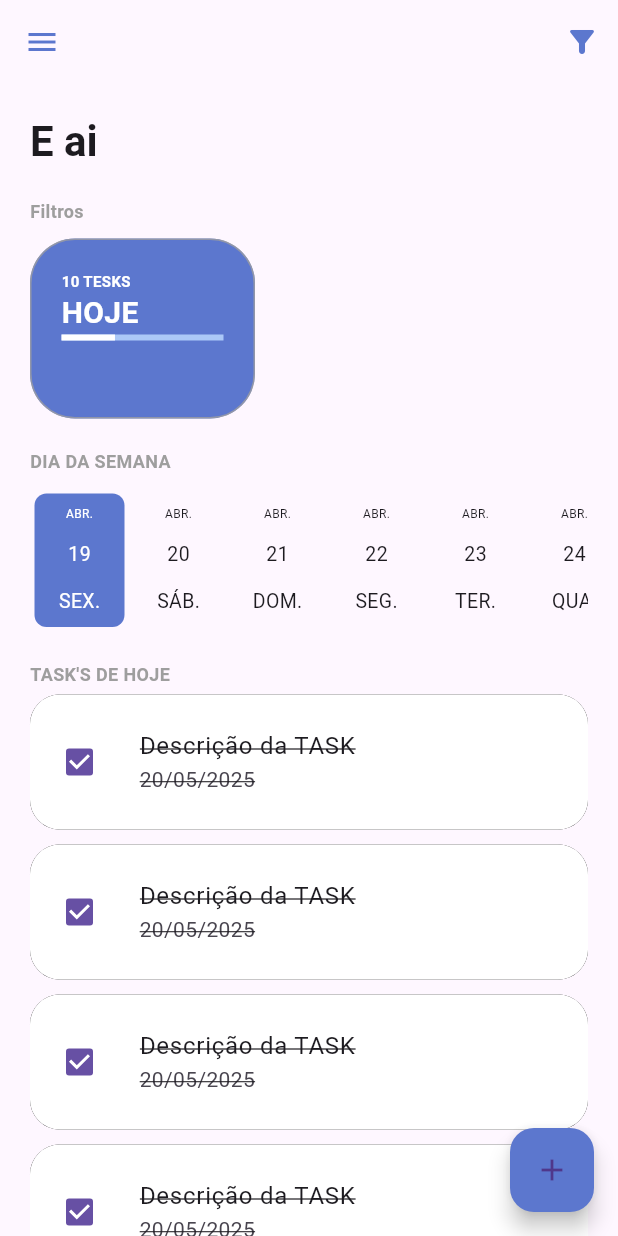
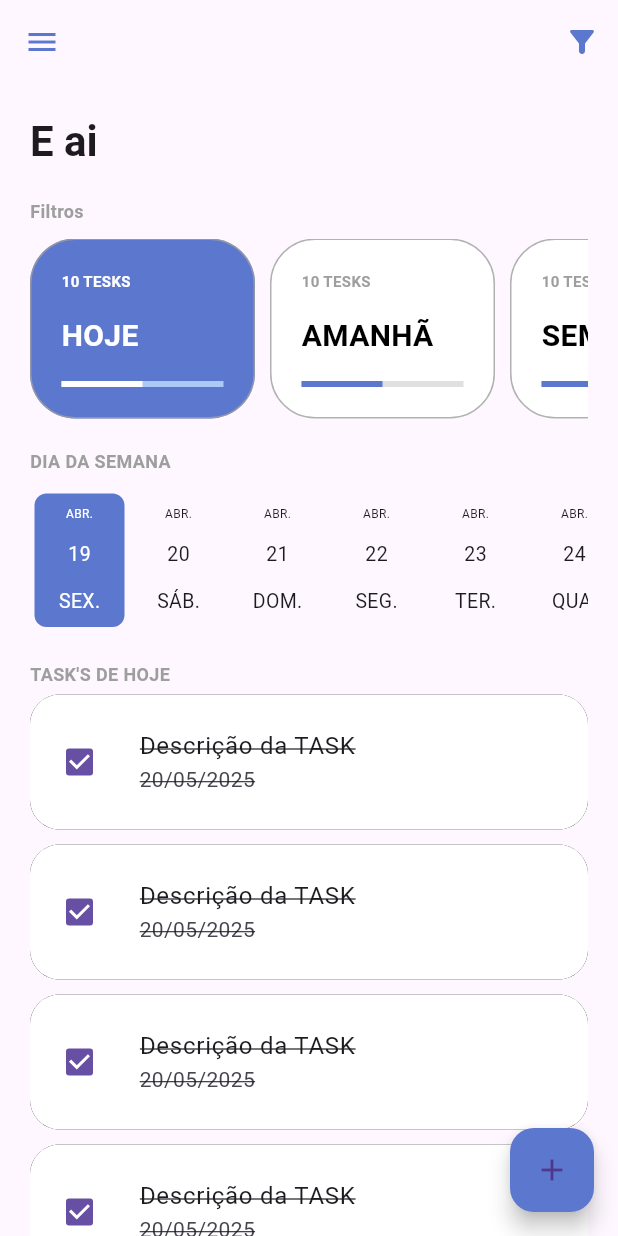
Before and after one commit to nevitonviana/task_provider, a Flutter app: the screen it shows once a user with an empty profile is signed in, on a phone screen of 412 x 824 dp. Run offline on Flutter 3.47's test engine with Material 3 defaults, Android fonts, the light colour scheme and no system bars; drawn by our look-alikes of date_picker_timeline; our stand-ins replace firebase_auth, firebase_core, flutter_signin_button, google_fonts, google_sign_in, sqflite and 1 more; missing offline and left inert: flutter_overlay_loader, validatorless; accounts and stored records are empty; network calls fail; Roboto replaces fonts that are missing (Mandali).

Commit message:
Implementando componente de Filtros de dias

```diff
--- /dev/null
+++ b/lib/app/models/task_filter_enum.dart
@@ -0,0 +1,5 @@
+enum TaskFilterEnum {
+  today,
+  tomorrow,
+  week,
+}
--- /dev/null
+++ b/lib/app/models/total_tasks_model.dart
@@ -0,0 +1,7 @@
+class TotalTasksModel {
+  final int totalTasks;
+  final int totalTasksFinish;
+
+  const TotalTasksModel(
+      {required this.totalTasks, required this.totalTasksFinish});
+}
--- /dev/null
+++ b/lib/app/modules/home/home_controller.dart
@@ -0,0 +1,7 @@
+import '../../core/notifier/default_change_notifier.dart';
+import '../../models/task_filter_enum.dart';
+
+class HomeController extends DefaultChangeNotifier {
+  var filterSelected = TaskFilterEnum.today;
+  bool a = false;
+}
--- a/lib/app/modules/home/home_module.dart
+++ b/lib/app/modules/home/home_module.dart
@@ -1,10 +1,17 @@
+import 'package:provider/provider.dart';
+
 import '../../core/modules/todo_list_module.dart';
+import 'home_controller.dart';
 import 'home_page.dart';
 
 class HomeModule extends TodoListModule {
   HomeModule()
       : super(
-          // bindings: [],
+          bindings: [
+            ChangeNotifierProvider(
+              create: (context) => HomeController(),
+            )
+          ],
           routers: {'/home': (context) => const HomePage()},
         );
 }
--- a/lib/app/modules/home/widget/home_filters.dart
+++ b/lib/app/modules/home/widget/home_filters.dart
@@ -1,16 +1,15 @@
 import 'package:flutter/material.dart';
+import 'package:provider/provider.dart';
 
 import '../../../core/ui/theme_extensions.dart';
+import '../../../models/task_filter_enum.dart';
+import '../../../models/total_tasks_model.dart';
+import '../home_controller.dart';
 import 'todo_card_filter.dart';
 
-class HomeFilters extends StatefulWidget {
+class HomeFilters extends StatelessWidget {
   const HomeFilters({super.key});
 
-  @override
-  State<HomeFilters> createState() => _HomeFiltersState();
-}
-
-class _HomeFiltersState extends State<HomeFilters> {
   @override
   Widget build(BuildContext context) {
     return Column(
@@ -21,11 +20,43 @@ class _HomeFiltersState extends State<HomeFilters> {
           style: context.titleStyle,
         ),
         const SizedBox(height: 10),
-        const SingleChildScrollView(
+        SingleChildScrollView(
           scrollDirection: Axis.horizontal,
           child: Row(
             children: [
-              TodoCardFilter(),
+              TodoCardFilter(
+                label: "HOJE",
+                taskFilterEnum: TaskFilterEnum.today,
+                totalTasksModel: const TotalTasksModel(
+                  totalTasks: 10,
+                  totalTasksFinish: 5,
+                ),
+                selected: context.select<HomeController, TaskFilterEnum>(
+                        (value) => value.filterSelected) ==
+                    TaskFilterEnum.today,
+              ),
+              TodoCardFilter(
+                label: "AMANHÃ",
+                taskFilterEnum: TaskFilterEnum.tomorrow,
+                totalTasksModel: const TotalTasksModel(
+                  totalTasks: 10,
+                  totalTasksFinish: 5,
+                ),
+                selected: context.select<HomeController, TaskFilterEnum>(
+                        (value) => value.filterSelected) ==
+                    TaskFilterEnum.tomorrow,
+              ),
+              TodoCardFilter(
+                label: "SEMANA",
+                taskFilterEnum: TaskFilterEnum.week,
+                totalTasksModel: const TotalTasksModel(
+                  totalTasks: 10,
+                  totalTasksFinish: 5,
+                ),
+                selected: context.select<HomeController, TaskFilterEnum>(
+                        (value) => value.filterSelected) ==
+                    TaskFilterEnum.week,
+              ),
             ],
           ),
         )
--- a/lib/app/modules/home/widget/todo_card_filter.dart
+++ b/lib/app/modules/home/widget/todo_card_filter.dart
@@ -1,14 +1,33 @@
 import 'package:flutter/material.dart';
+
 import '../../../core/ui/theme_extensions.dart';
+import '../../../models/task_filter_enum.dart';
+import '../../../models/total_tasks_model.dart';
 
-class TodoCardFilter extends StatefulWidget {
-  const TodoCardFilter({super.key});
+class TodoCardFilter extends StatelessWidget {
+  final String label;
+  final TaskFilterEnum taskFilterEnum;
+  final TotalTasksModel? totalTasksModel;
+  final bool selected;
 
-  @override
-  State<TodoCardFilter> createState() => _TodoCardFilterState();
-}
+  const TodoCardFilter({
+    super.key,
+    required this.label,
+    required this.taskFilterEnum,
+    this.totalTasksModel,
+    required this.selected,
+  });
 
-class _TodoCardFilterState extends State<TodoCardFilter> {
+  double _getPercentFinish() {
+    final total = totalTasksModel?.totalTasks ?? 0.0;
+    final totalFinish = totalTasksModel?.totalTasksFinish ?? 0.0;
+    if (total == 0) {
+      return 0.0;
+    }
+    final percent = (totalFinish * 100) / total;
+    return percent / 100;
+  }
+
   @override
   Widget build(BuildContext context) {
     return Container(
@@ -19,7 +38,7 @@ class _TodoCardFilterState extends State<TodoCardFilter> {
       margin: const EdgeInsets.only(right: 10),
       padding: const EdgeInsets.all(20),
       decoration: BoxDecoration(
-        color: context.primaryColor,
+        color: selected ? context.primaryColor : Colors.white,
         border: Border.all(
           width: 1,
           color: Colors.grey.withOpacity(.8),
@@ -28,21 +47,35 @@ class _TodoCardFilterState extends State<TodoCardFilter> {
       ),
       child: Column(
         crossAxisAlignment: CrossAxisAlignment.start,
+        mainAxisAlignment: MainAxisAlignment.spaceBetween,
         children: [
           Text(
-            "10 TESKS",
-            style:
-                context.titleStyle.copyWith(fontSize: 10, color: Colors.white),
+            "${totalTasksModel?.totalTasks ?? 0} TESKS",
+            style: context.titleStyle.copyWith(
+                fontSize: 10, color: selected ? Colors.white : Colors.grey),
           ),
-          const Text(
-            "HOJE",
-            style: TextStyle(
-                fontSize: 20, fontWeight: FontWeight.bold, color: Colors.white),
+          Expanded(
+            child: Text(
+              label,
+              style: TextStyle(
+                  fontSize: 20,
+                  fontWeight: FontWeight.bold,
+                  color: selected ? Colors.white : Colors.black),
+            ),
           ),
-          LinearProgressIndicator(
-            backgroundColor: context.primaryColorLight,
-            valueColor: const AlwaysStoppedAnimation<Color>(Colors.white),
-            value: 0.33,
+          TweenAnimationBuilder<double>(
+            tween: Tween(
+              begin: 0.0,
+              end: _getPercentFinish(),
+            ),
+            duration: const Duration(seconds: 1),
+            builder: (context, value, child) => LinearProgressIndicator(
+              backgroundColor:
+                  selected ? context.primaryColorLight : Colors.grey.shade300,
+              valueColor: AlwaysStoppedAnimation<Color>(
+                  selected ? Colors.white : context.primaryColor),
+              value: value,
+            ),
           ),
         ],
       ),
```
